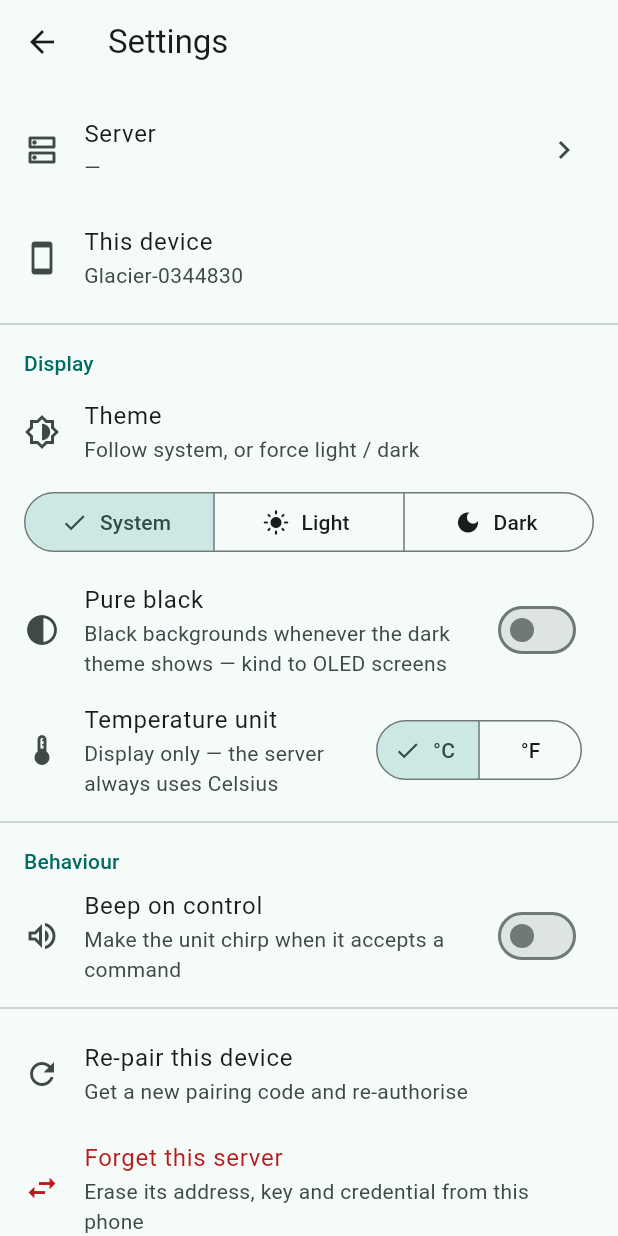
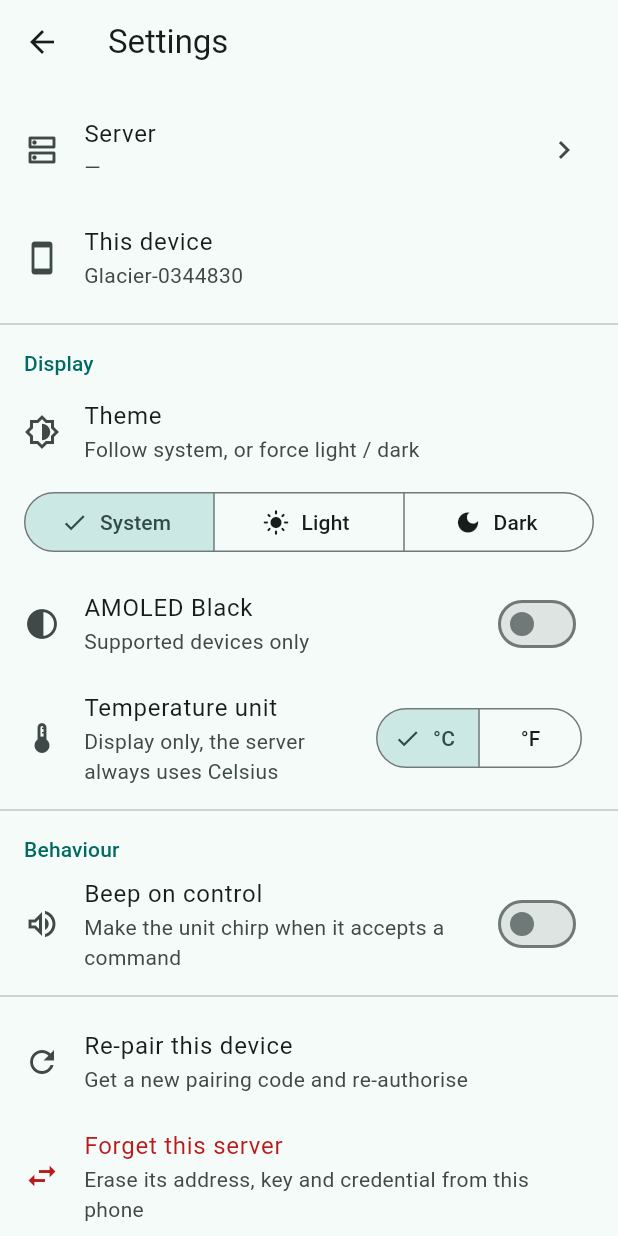
Before and after one commit to monikapurpl3/breeze, a Flutter app: the SettingsScreen screen opened directly, on a phone screen of 412 x 824 dp. Run offline on Flutter 3.47's test engine with Material 3 defaults, Android fonts, the phone set to English and light mode, and no system bars; drawn by our look-alikes of dynamic_color; our stand-ins replace flutter_secure_storage, package_info_plus, shared_preferences; missing offline and left inert: cryptography, home_widget, pointycastle, workmanager; accounts and stored records are empty; statements that could not run were skipped.

Commit message:
Settings: "AMOLED Black", and the nerd taps' wording
The maintainer's own edit: the pure-black switch is "AMOLED Black",
"Supported devices only"; the last nerd tap says "One more tap, and
you're a nerd…"; and the temperature unit's note loses its dash.

Co-Authored-By: Claude Opus 5.5 <noreply@anthropic.com>

```diff
--- a/lib/src/screens/settings_screen.dart
+++ b/lib/src/screens/settings_screen.dart
@@ -64,7 +64,7 @@ class _SettingsScreenState extends State<SettingsScreen> {
         ..showSnackBar(SnackBar(
           duration: const Duration(milliseconds: 700),
           content: Text(left == 1
-              ? 'One more tap…'
+              ? "One more tap, and you're a nerd…"
               : '$left taps until you are a nerd'),
         ));
     }
@@ -128,15 +128,15 @@ ${c.profiles.length} saved — tap to switch'''
           ),
           SwitchListTile(
             secondary: const Icon(Icons.contrast),
-            title: const Text('Pure black'),
-            subtitle: const Text('Black backgrounds whenever the dark theme shows — kind to OLED screens'),
+            title: const Text('AMOLED Black'),
+            subtitle: const Text('Supported devices only'),
             value: c.pureBlack,
             onChanged: c.setPureBlack,
           ),
           ListTile(
             leading: const Icon(Icons.thermostat_outlined),
             title: const Text('Temperature unit'),
-            subtitle: const Text('Display only — the server always uses Celsius'),
+            subtitle: const Text('Display only, the server always uses Celsius'),
             trailing: SegmentedButton<String>(
               segments: const [
                 ButtonSegment(value: 'C', label: Text('°C')),
```
